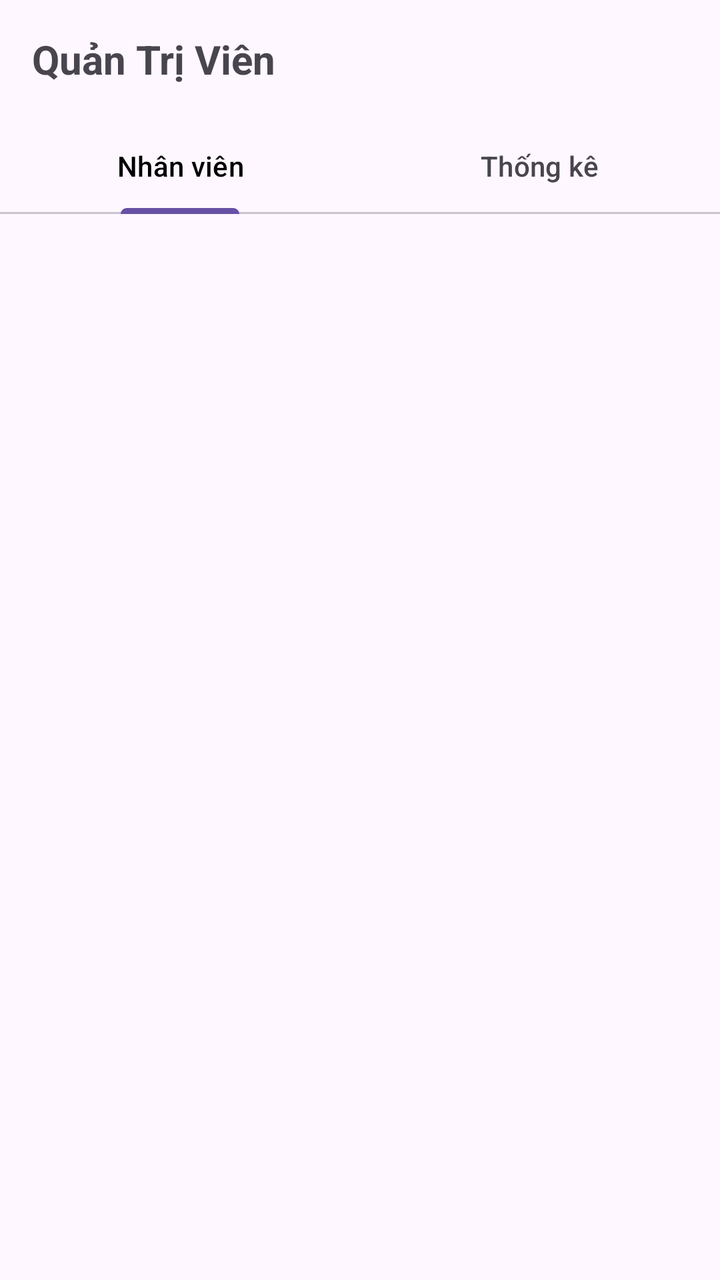
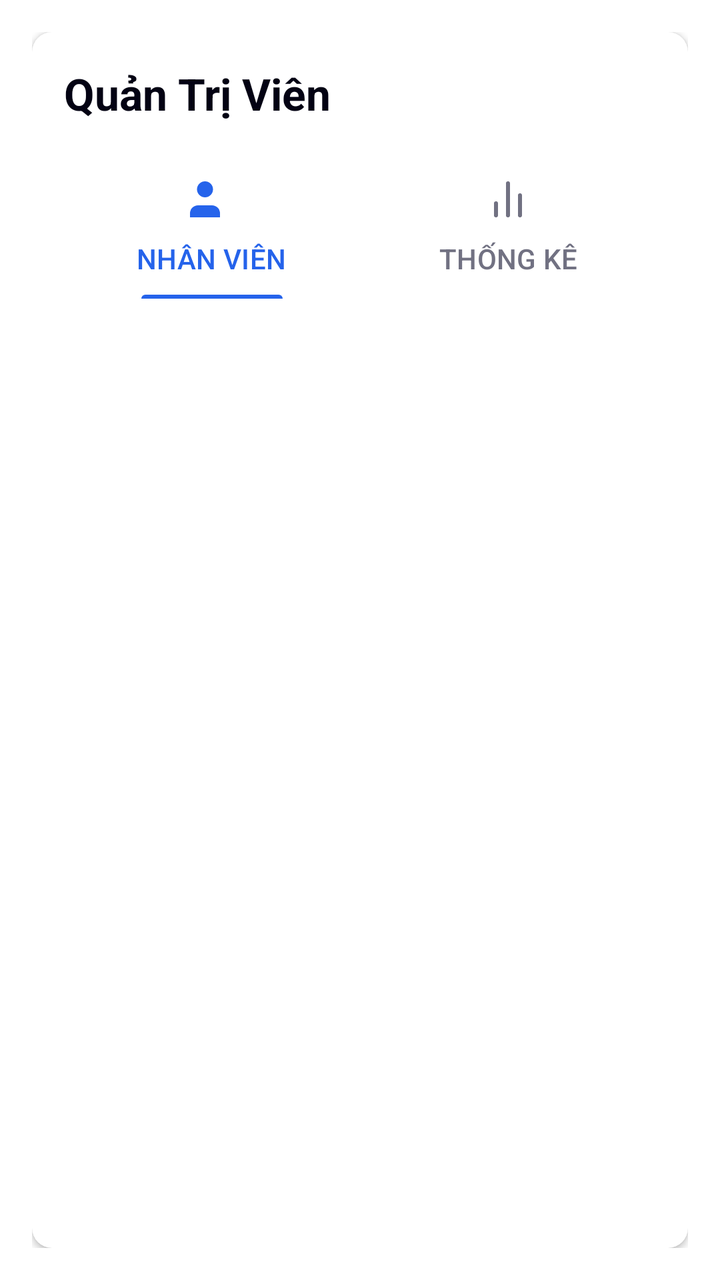

Two renders of the same Android screen: before a commit and after it. Below are the layout's source before the change and the commit's diff.
<!-- AndroidManifest.xml: application theme Theme.Billards -->
<!-- res/layout/fragment_admin.xml -->
<?xml version="1.0" encoding="utf-8"?>
<LinearLayout xmlns:android="http://schemas.android.com/apk/res/android"
    xmlns:app="http://schemas.android.com/apk/res-auto"
    android:layout_width="match_parent"
    android:layout_height="match_parent"
    android:orientation="vertical">

    <TextView
        android:id="@+id/tvAdminTitle"
        android:layout_width="match_parent"
        android:layout_height="wrap_content"
        android:padding="16dp"
        android:text="Quản Trị Viên"
        android:textSize="20sp"
        android:textStyle="bold" />

    <com.google.android.material.tabs.TabLayout
        android:id="@+id/adminTabLayout"
        android:layout_width="match_parent"
        android:layout_height="wrap_content"
        app:tabIconTint="@color/black"
        app:tabSelectedTextColor="@color/black">

        <com.google.android.material.tabs.TabItem
            android:layout_width="wrap_content"
            android:layout_height="wrap_content"
            android:text="Nhân viên" />

        <com.google.android.material.tabs.TabItem
            android:layout_width="wrap_content"
            android:layout_height="wrap_content"
            android:text="Thống kê" />
    </com.google.android.material.tabs.TabLayout>

    <androidx.viewpager2.widget.ViewPager2
        android:id="@+id/adminViewPager"
        android:layout_width="match_parent"
        android:layout_height="0dp"
        android:layout_weight="1" />

</LinearLayout>
<!-- resources referenced by this layout -->
<resources>
  <color name="black">#FF000000</color>
  <style name="Theme.Billards" parent="Base.Theme.Billards" />
  <style name="Base.Theme.Billards" parent="Theme.Material3.DayNight.NoActionBar">
          
          
      </style>
</resources>

<!-- the commit's change to res/layout/fragment_admin.xml (unified diff, before → after) -->
@@ -3,39 +3,66 @@
     xmlns:app="http://schemas.android.com/apk/res-auto"
     android:layout_width="match_parent"
     android:layout_height="match_parent"
-    android:orientation="vertical">
+    android:background="@color/background"
+    android:orientation="vertical"
+    android:padding="16dp">
 
-    <TextView
-        android:id="@+id/tvAdminTitle"
+    <androidx.cardview.widget.CardView
         android:layout_width="match_parent"
-        android:layout_height="wrap_content"
-        android:padding="16dp"
-        android:text="Quản Trị Viên"
-        android:textSize="20sp"
-        android:textStyle="bold" />
+        android:layout_height="match_parent"
+        app:cardCornerRadius="10dp"
+        app:cardElevation="2dp"
+        app:cardBackgroundColor="@color/white">
 
-    <com.google.android.material.tabs.TabLayout
-        android:id="@+id/adminTabLayout"
-        android:layout_width="match_parent"
-        android:layout_height="wrap_content"
-        app:tabIconTint="@color/black"
-        app:tabSelectedTextColor="@color/black">
+        <LinearLayout
+            android:layout_width="match_parent"
+            android:layout_height="match_parent"
+            android:orientation="vertical"
+            android:padding="16dp">
 
-        <com.google.android.material.tabs.TabItem
-            android:layout_width="wrap_content"
-            android:layout_height="wrap_content"
-            android:text="Nhân viên" />
+            <TextView
+                android:id="@+id/tvAdminTitle"
+                android:layout_width="match_parent"
+                android:layout_height="wrap_content"
+                android:layout_marginBottom="16dp"
+                android:text="Quản Trị Viên"
+                android:textColor="@color/foreground"
+                android:textSize="22sp"
+                android:textStyle="bold" />
 
-        <com.google.android.material.tabs.TabItem
-            android:layout_width="wrap_content"
-            android:layout_height="wrap_content"
-            android:text="Thống kê" />
-    </com.google.android.material.tabs.TabLayout>
+            <com.google.android.material.tabs.TabLayout
+                android:id="@+id/adminTabLayout"
+                android:layout_width="match_parent"
+                android:layout_height="wrap_content"
+                android:layout_marginBottom="16dp"
+                android:background="@color/white"
+                app:tabIndicatorColor="@color/blue_600"
+                app:tabIndicatorHeight="2dp"
+                app:tabSelectedTextColor="@color/blue_600"
+                app:tabTextColor="@color/muted_foreground"
+                app:tabRippleColor="@android:color/transparent"
+                app:tabTextAppearance="@style/TabTextAppearance"
+                app:tabIconTint="@color/tab_icon_selector">
 
-    <androidx.viewpager2.widget.ViewPager2
-        android:id="@+id/adminViewPager"
-        android:layout_width="match_parent"
-        android:layout_height="0dp"
-        android:layout_weight="1" />
+                <com.google.android.material.tabs.TabItem
+                    android:layout_width="wrap_content"
+                    android:layout_height="wrap_content"
+                    android:icon="@drawable/ic_users"
+                    android:text="Nhân viên" />
+
+                <com.google.android.material.tabs.TabItem
+                    android:layout_width="wrap_content"
+                    android:layout_height="wrap_content"
+                    android:icon="@drawable/ic_bar_chart"
+                    android:text="Thống kê" />
+            </com.google.android.material.tabs.TabLayout>
+
+            <androidx.viewpager2.widget.ViewPager2
+                android:id="@+id/adminViewPager"
+                android:layout_width="match_parent"
+                android:layout_height="0dp"
+                android:layout_weight="1" />
+        </LinearLayout>
+    </androidx.cardview.widget.CardView>
 
 </LinearLayout>
<!-- resource entries referenced after the edit -->
@@ -1,10 +1,59 @@
 <!-- resources referenced by this layout -->
 <resources>
-  <color name="black">#FF000000</color>
+  <color name="background">#FFFFFF</color>
+  <color name="blue_600">#2563EB</color>
+  <color name="foreground">#030213</color>
+  <color name="muted_foreground">#717182</color>
+  <color name="white">#FFFFFFFF</color>
+  <!-- drawable ic_bar_chart (drawable) -->
+  <vector xmlns:android="http://schemas.android.com/apk/res/android"
+      android:width="24dp"
+      android:height="24dp"
+      android:viewportWidth="24"
+      android:viewportHeight="24">
+      <path
+          android:fillColor="@android:color/black"
+          android:pathData="M18,20V10M12,20V4M6,20v-6"
+          android:strokeColor="@android:color/black"
+          android:strokeWidth="2"
+          android:strokeLineCap="round"
+          android:strokeLineJoin="round" />
+  </vector>
+  <!-- drawable ic_users (drawable) -->
+  <vector xmlns:android="http://schemas.android.com/apk/res/android"
+      android:width="24dp"
+      android:height="24dp"
+      android:viewportWidth="24"
+      android:viewportHeight="24">
+      <path
+          android:fillColor="@android:color/black"
+          android:pathData="M16,21v-2a4,4 0,0 0,-4 -4H5a4,4 0,0 0,-4 4v2" />
+      <path
+          android:fillColor="@android:color/black"
+          android:pathData="M8.5,7m-4,0a4,4 0,1,1 8,0a4,4 0,1,1 -8,0" />
+  </vector>
+  <style name="TabTextAppearance" parent="TextAppearance.Design.Tab">
+          <item name="android:textAllCaps">false</item>
+          <item name="android:textSize">14sp</item>
+      </style>
   <style name="Theme.Billards" parent="Base.Theme.Billards" />
   <style name="Base.Theme.Billards" parent="Theme.Material3.DayNight.NoActionBar">
           
+          <item name="colorPrimary">@color/primary</item>
+          <item name="android:windowBackground">@color/background</item>
           
+          
+          <item name="materialButtonStyle">@style/Widget.Billards.Button.Primary</item>
+      </style>
+  <color name="primary">#030213</color>
+  <style name="Widget.Billards.Button.Primary" parent="Widget.Material3.Button">
+          <item name="backgroundTint">@color/blue_600</item>
+          <item name="android:textColor">@color/white</item>
+          <item name="cornerRadius">8dp</item>
+          <item name="android:textAllCaps">false</item>
+          <item name="android:insetTop">0dp</item>
+          <item name="android:insetBottom">0dp</item>
+          <item name="android:fontFamily">sans-serif-medium</item>
       </style>
 </resources>
 
